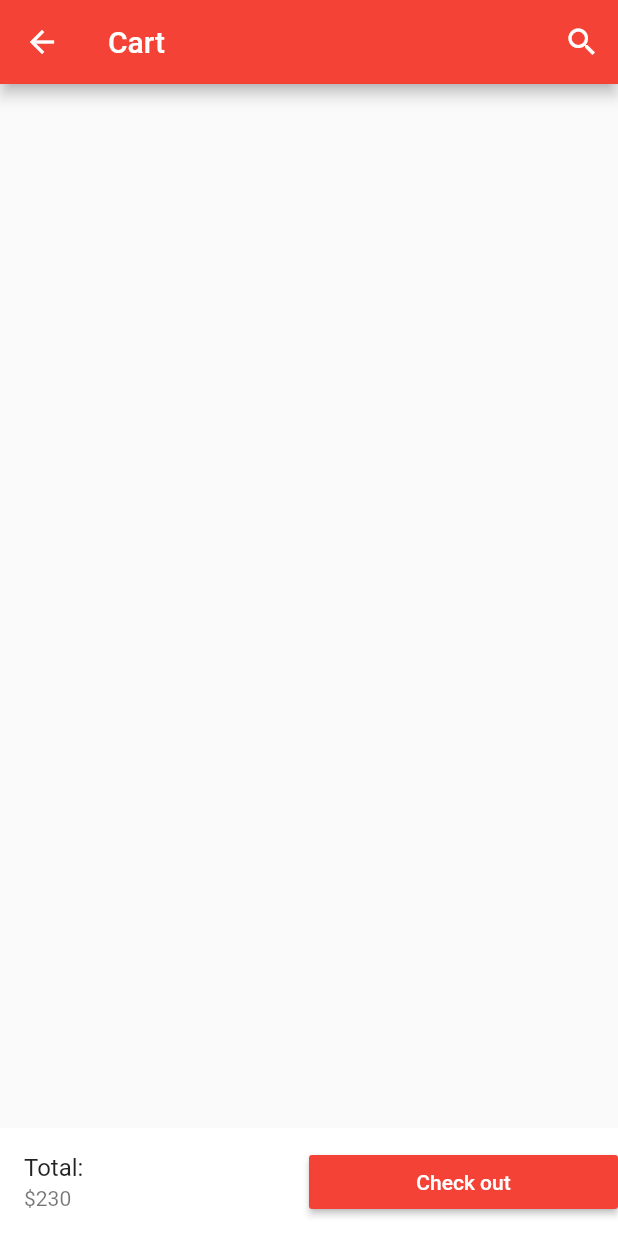
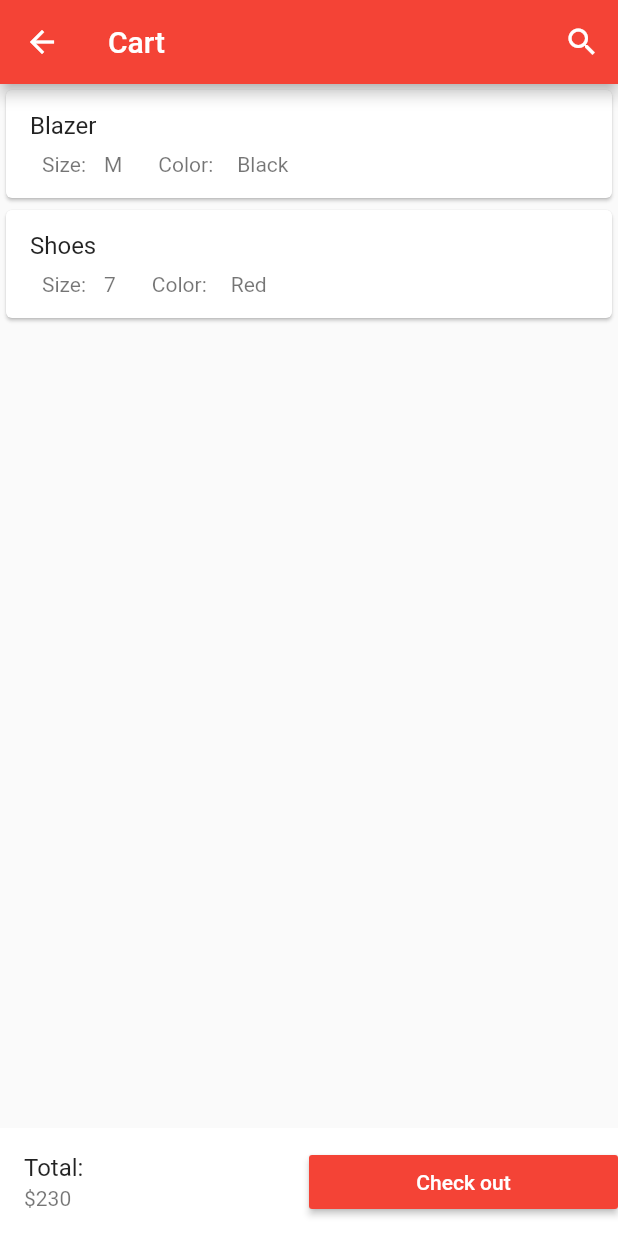
Before and after one commit to Kribas/Ecommerce, a Flutter app: the screen it shows after launch, scrolled down 298 dp, after a tap on the "shopping cart" icon, on a phone screen of 412 x 824 dp. Run offline on Flutter 3.47's test engine with Material 2 defaults, Android fonts, the phone set to English and light mode, and no system bars; our stand-ins replace carousel_pro.

Commit message:
made changes

```diff
--- /dev/null
+++ b/lib/components/cart_products.dart
@@ -0,0 +1,99 @@
+import 'package:flutter/material.dart';
+
+class CartProducts extends StatefulWidget {
+  @override
+  _CartProductsState createState() => _CartProductsState();
+}
+
+class _CartProductsState extends State<CartProducts> {
+
+  var products_on_the_cart = [
+    {
+      "name": "Blazer",
+      "picture": "images/products/blazer1.jpeg",
+      "price": 85,
+      "size": "M",
+      "color": "Black",
+      "quantity": 1
+    },
+    {
+      "name": "Shoes",
+      "picture": "images/products/hills1.jpeg",
+      "price": 50,
+      "size": "7",
+      "color": "Red",
+      "quantity": 1
+    },
+  ];
+
+  @override
+  Widget build(BuildContext context) {
+    return ListView.builder(
+        itemCount: products_on_the_cart.length,
+        itemBuilder: (context, index) {
+          return Single_cart_product(
+            cart_prod_name: products_on_the_cart[index]['name'],
+            cart_prod_picture: products_on_the_cart[index]['picture'],
+            cart_prod_price: products_on_the_cart[index]['price'],
+            cart_prod_size: products_on_the_cart[index]['size'],
+            cart_prod_color: products_on_the_cart[index]['color'],
+            cart_prod_qty: products_on_the_cart[index]['quantity'],
+          );
+        });
+  }
+}
+
+class Single_cart_product extends StatelessWidget {
+
+  final cart_prod_name;
+  final cart_prod_picture;
+  final cart_prod_price;
+  final cart_prod_size;
+  final cart_prod_color;
+  final cart_prod_qty;
+
+  Single_cart_product({
+    this.cart_prod_name,
+    this.cart_prod_picture,
+    this.cart_prod_price,
+    this.cart_prod_size,
+    this.cart_prod_color,
+    this.cart_prod_qty
+  });
+
+
+
+  @override
+  Widget build(BuildContext context) {
+    return Card(
+      child: ListTile(
+        title: Text(cart_prod_name),
+        subtitle: Column(
+          children: [
+            Row(
+              children: [
+                Padding(
+                  padding: const EdgeInsets.all(8.0),
+                  child: Text("Size:"),
+                ),
+                Padding(
+                  padding: const EdgeInsets.all(4.0),
+                  child: Text(cart_prod_size),
+                ),
+
+                Padding(
+                  padding: const EdgeInsets.fromLTRB(20.0,8.0,8.0,8.0),
+                  child: Text("Color:"),
+                ),
+                Padding(
+                  padding: const EdgeInsets.all(8.0),
+                  child: Text(cart_prod_color),
+                )
+              ],
+            )
+          ],
+        ),
+      ),
+    );
+  }
+}
--- a/lib/pages/cart.dart
+++ b/lib/pages/cart.dart
@@ -1,4 +1,6 @@
 import 'package:flutter/material.dart';
+import 'package:shopsolutions/components/cart_products.dart';
+
 
 class Cart extends StatefulWidget {
   @override
@@ -16,6 +18,9 @@ class _CartState extends State<Cart> {
           IconButton(onPressed: () {}, icon: Icon(Icons.search)),
         ],
       ),
+
+      body: CartProducts(),
+
       bottomNavigationBar: Container(
         color: Colors.white,
         child: Row(
@@ -35,8 +40,6 @@ class _CartState extends State<Cart> {
                   color: Colors.red,
                   onPressed: () {}),
             )
-
-
           ],
         ),
       ),
```
